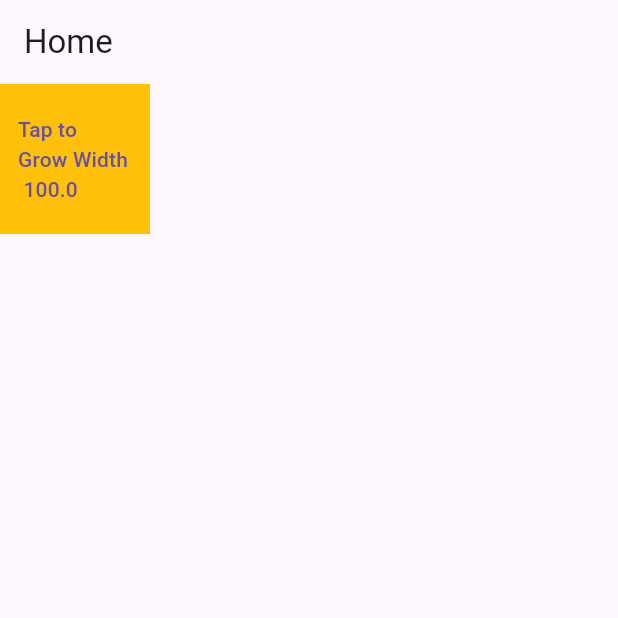
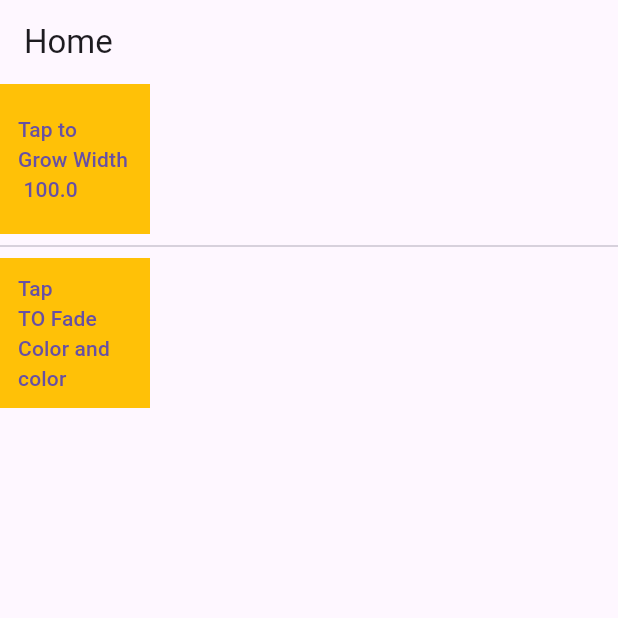
Before and after one commit to hatealx/ftest, a Flutter app: the screen it shows after launch, on a phone screen of 412 x 824 dp, the top half of it. Run offline on Flutter 3.47's test engine with Material 3 defaults, Android fonts, the light colour scheme and no system bars.

Commit message:
AnimatedCrossFade to fade between two images

```diff
--- a/lib/pages/home.dart
+++ b/lib/pages/home.dart
@@ -1,5 +1,6 @@
 import 'package:flutter/material.dart';
 import 'package:ftest/widgets/animated_container.dart';
+import 'package:ftest/widgets/animated_cross_fade.dart';
 
 class Home extends StatefulWidget {
   @override
@@ -16,7 +17,9 @@ class _HomeState extends State<Home> {
         body: SafeArea(
           child: Column(
             children: [
-              AnimatedContainerWidget()
+              AnimatedContainerWidget(),
+              Divider(),
+              AnimatedCrossFadeWidget(),
             ],
           )
           ),
--- a/lib/widgets/animated_container.dart
+++ b/lib/widgets/animated_container.dart
@@ -23,8 +23,8 @@ class _AnimatedContainerWidgetState extends State<AnimatedContainerWidget> {
     return Row(
       children: [
         AnimatedContainer(
-          duration: Duration(milliseconds: 500),
-          curve: Curves.bounceIn,
+          duration: Duration(milliseconds: 100),
+          curve: Curves.bounceInOut,
           color: Colors.amber,
           height: _height,
           width: _width,
--- /dev/null
+++ b/lib/widgets/animated_cross_fade.dart
@@ -0,0 +1,57 @@
+import "package:flutter/material.dart";
+
+
+class AnimatedCrossFadeWidget extends StatefulWidget {
+  const AnimatedCrossFadeWidget({super.key});
+
+  @override
+  State<AnimatedCrossFadeWidget> createState() => _AnimatedCrossFadeWidgetState();
+}
+
+class _AnimatedCrossFadeWidgetState extends State<AnimatedCrossFadeWidget> {
+  bool _CrossFadeStateShowFirst = true;
+  void _crossFade(){
+    setState(() {
+      _CrossFadeStateShowFirst = _CrossFadeStateShowFirst ? false : true;
+
+
+    });
+  }
+  @override
+  Widget build(BuildContext context) {
+    return Row(
+      children: [
+        Stack(
+          alignment: AlignmentDirectional.center,
+          children: [
+            AnimatedCrossFade(
+              firstChild: Container(
+                color: Colors.amber,
+                height: 100,
+                width: 100,
+
+            ),
+            secondChild:Container(
+                color: const Color.fromARGB(255, 7, 255, 152),
+                height: 200,
+                width: 200,
+
+            ),
+             crossFadeState: _CrossFadeStateShowFirst ? CrossFadeState.showFirst : CrossFadeState.showSecond,
+             duration: Duration(milliseconds: 500),
+             sizeCurve: Curves.bounceOut,
+
+             ),
+             Positioned.fill(
+              child: TextButton(
+                onPressed: _crossFade,
+                child: Text("Tap \nTO Fade \nColor and color")
+                )
+              )
+          ],
+
+        )
+      ],
+    );
+  }
+}
```
